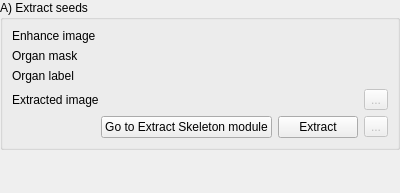
First picture: the form in Modules/Scripted/Workflow/Widgets/Resources/UI/ExtractSeedsStep.ui, repository KitwareMedical/Deprecated-VesselView, before the edit.
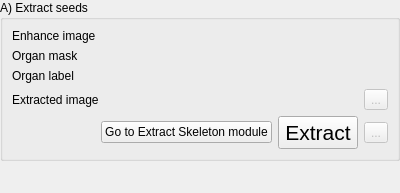
Second picture: the form after the edit. Custom widgets are drawn as their Qt base class.

Commit message: ENH: Make the action button bigger by increasing the action text font size

The edit to the form file:
```diff
--- a/Modules/Scripted/Workflow/Widgets/Resources/UI/ExtractSeedsStep.ui
+++ b/Modules/Scripted/Workflow/Widgets/Resources/UI/ExtractSeedsStep.ui
@@ -143,6 +143,11 @@
         </item>
         <item>
          <widget class="QPushButton" name="ExtractSeedsApplyPushButton">
+          <property name="font">
+           <font>
+            <pointsize>16</pointsize>
+           </font>
+          </property>
           <property name="text">
            <string>Extract</string>
           </property>
```
The commit also changes 6 other files.
